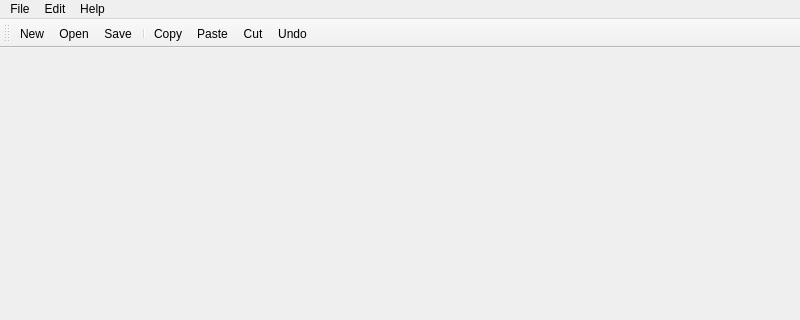
Qt form src/mainwindow.ui (FilipSolich/ICP) before a commit; both pictures show x 0 to 800 and y 0 to 320 of the 800 by 600 pixel window.
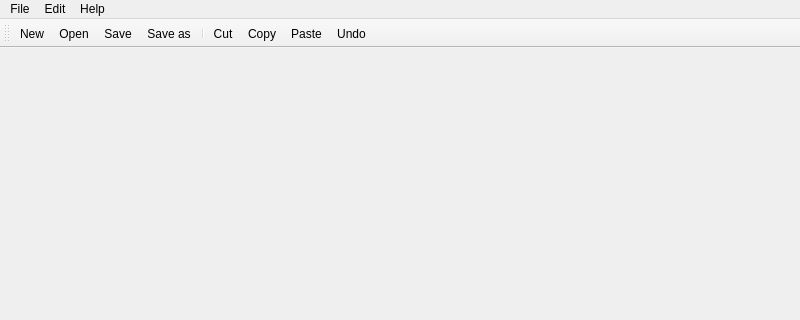
The same form after that commit. Icons and pictures are not drawn.

Patch:
```diff
--- a/src/mainwindow.ui
+++ b/src/mainwindow.ui
@@ -65,10 +65,11 @@
    <addaction name="actionNew"/>
    <addaction name="actionOpen"/>
    <addaction name="actionSave"/>
+   <addaction name="actionSave_as"/>
    <addaction name="separator"/>
+   <addaction name="actionCut"/>
    <addaction name="actionCopy"/>
    <addaction name="actionPaste"/>
-   <addaction name="actionCut"/>
    <addaction name="actionUndo"/>
   </widget>
   <action name="actionNew">
@@ -152,6 +153,15 @@
     <string>About</string>
    </property>
   </action>
+  <action name="actionSave_as">
+   <property name="icon">
+    <iconset resource="resources.qrc">
+     <normaloff>:/imgs/icons/icons8-save-as-24.png</normaloff>:/imgs/icons/icons8-save-as-24.png</iconset>
+   </property>
+   <property name="text">
+    <string>Save as</string>
+   </property>
+  </action>
  </widget>
  <resources>
   <include location="resources.qrc"/>
```
Left out of the diff: 5 changed lines with no effect on the pictures.
